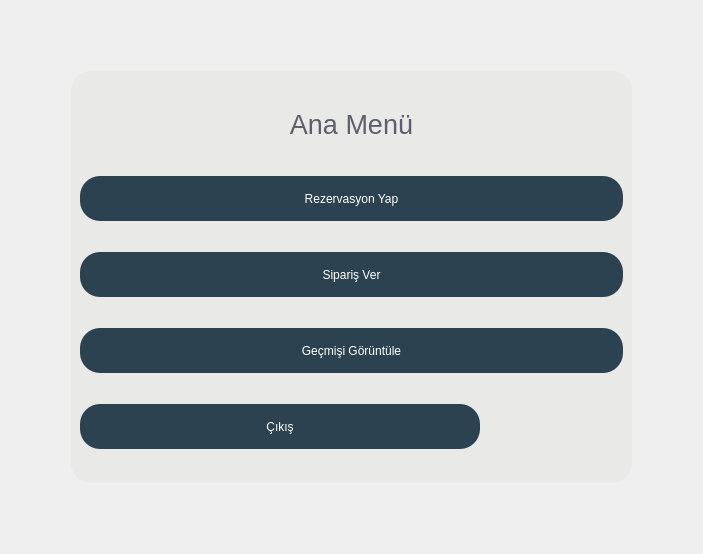
MahmutEsadErman/Restaurant-System, file uifolder/Mainmenu.ui: the form before one commit.
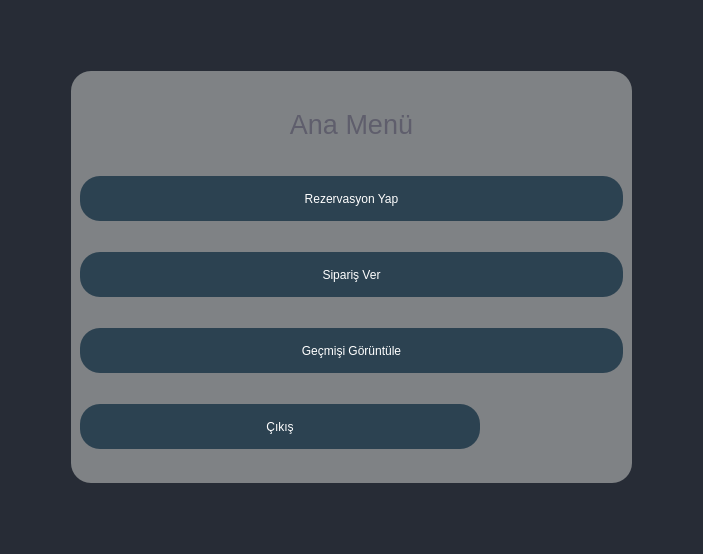
The form after the commit.

Patch:
```diff
--- a/uifolder/Mainmenu.ui
+++ b/uifolder/Mainmenu.ui
@@ -14,7 +14,11 @@
    <string>Form</string>
   </property>
   <property name="styleSheet">
-   <string notr="true">QFrame#frame{
+   <string notr="true">QWidget#CustomerMainMenu{
+	background-color: rgb(39, 44, 54);
+}
+
+QFrame#frame{
 	margin: 60px;
 	border-radius: 20px;
 	background-color: rgba(225, 228, 221, 120);
```
